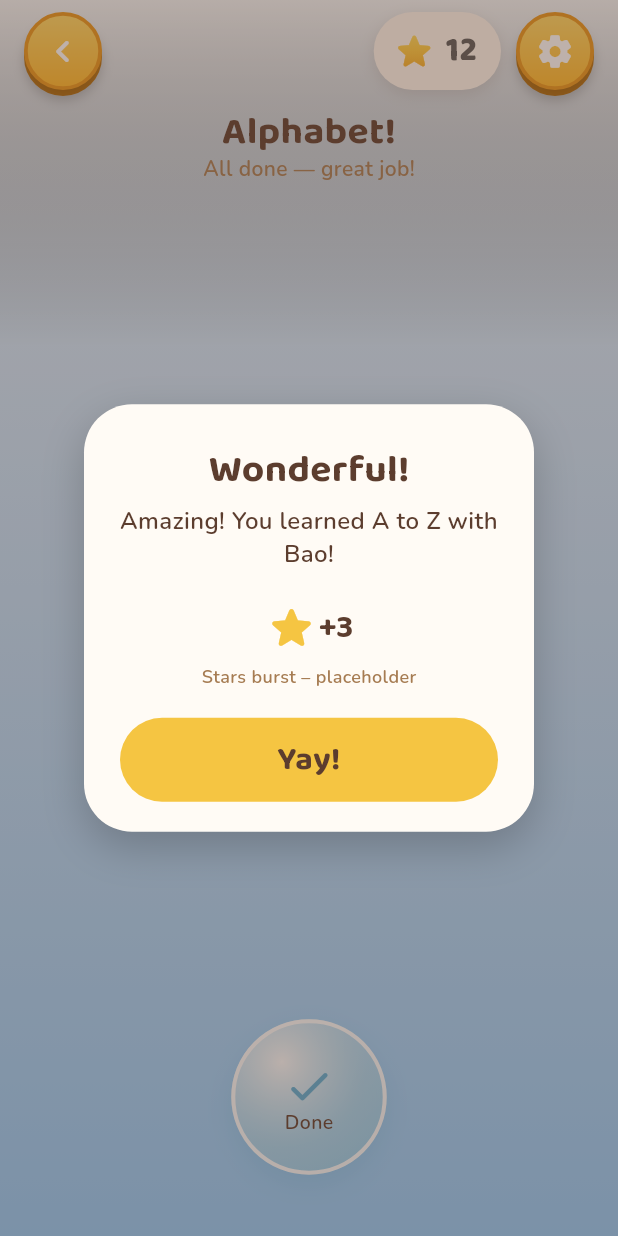
After one commit to TheSinghPranjal/bao_and_friends, a Flutter app: the AlphabetScreen screen opened by its route, after a tap on "Done", on a phone screen of 412 x 824 dp. The commit adds this screen. Run offline on Flutter 3.47's test engine with Material 3 defaults, Android fonts, the phone set to English and light mode, and no system bars; our stand-ins replace firebase_core, firebase_remote_config, go_router, google_fonts, package_info_plus, shared_preferences and 1 more; accounts and stored records are empty.

Commit message:
fix : alphabet fixes

```diff
--- a/lib/models/rewards.dart
+++ b/lib/models/rewards.dart
@@ -419,6 +419,17 @@ abstract final class WearShoesRules {
   }
 }
 
+/// Alphabet lesson complete.
+abstract final class LearnAlphabetRules {
+  static RewardResult rewardForComplete() {
+    return const RewardResult(
+      stars: 3,
+      magicBeans: 1,
+      message: 'Amazing! You learned A to Z with Bao!',
+    );
+  }
+}
+
 /// Brush Teeth reward math (same loop as Make Bed; reached from Chores).
 abstract final class BrushTeethRules {
   static const int maxSteps = 4;
--- /dev/null
+++ b/lib/screens/learn/alphabet_screen.dart
@@ -0,0 +1,356 @@
+import 'dart:async';
+import 'dart:math' as math;
+
+import 'package:flutter/material.dart';
+import 'package:go_router/go_router.dart';
+import 'package:video_player/video_player.dart';
+
+import '../../models/learn_topics.dart';
+import '../../models/rewards.dart';
+import '../../theme/tt_colors.dart';
+import '../../theme/tt_typography.dart';
+import '../../widgets/back_button_circle.dart';
+import '../../widgets/bounce_button.dart';
+import '../../widgets/status_bar.dart';
+import '../drink/drink_water_screen.dart' show RewardPopup;
+
+/// Alphabet lesson — plays A–Z segment videos in order.
+/// Tap Next (or wait for auto-advance) through each segment, then reward.
+class AlphabetScreen extends StatefulWidget {
+  const AlphabetScreen({super.key});
+
+  @override
+  State<AlphabetScreen> createState() => _AlphabetScreenState();
+}
+
+class _AlphabetScreenState extends State<AlphabetScreen>
+    with SingleTickerProviderStateMixin {
+  late final AnimationController _float;
+  int _index = 0;
+  bool _celebrating = false;
+  bool _advancing = false;
+
+  VideoPlayerController? _video;
+  bool _ready = false;
+  VoidCallback? _listener;
+
+  @override
+  void initState() {
+    super.initState();
+    _float = AnimationController(
+      vsync: this,
+      duration: const Duration(seconds: 3),
+    )..repeat(reverse: true);
+    unawaited(_loadSegment(0));
+  }
+
+  Future<void> _loadSegment(int index) async {
+    final prev = _video;
+    final prevListener = _listener;
+    if (prevListener != null) {
+      prev?.removeListener(prevListener);
+    }
+    _listener = null;
+
+    setState(() {
+      _ready = false;
+      _index = index;
+      _advancing = false;
+    });
+
+    final next = VideoPlayerController.asset(AlphabetVideos.segments[index]);
+    try {
+      await next.initialize();
+      if (!mounted) {
+        await next.dispose();
+        return;
+      }
+      await next.setLooping(false);
+      await next.setVolume(0);
+      await next.play();
+
+      _listener = () {
+        final v = _video;
+        if (v == null || _celebrating || _advancing || !v.value.isInitialized) {
+          return;
+        }
+        final duration = v.value.duration;
+        if (duration <= Duration.zero) return;
+        final nearEnd =
+            v.value.position >= duration - const Duration(milliseconds: 120);
+        if (nearEnd && !v.value.isPlaying) {
+          unawaited(_advance());
+        }
+      };
+      next.addListener(_listener!);
+
+      setState(() {
+        _video = next;
+        _ready = true;
+      });
+      await prev?.dispose();
+    } catch (_) {
+      await next.dispose();
+      await prev?.dispose();
+    }
+  }
+
+  Future<void> _advance() async {
+    if (_celebrating || _advancing) return;
+    _advancing = true;
+
+    if (_index >= AlphabetVideos.segments.length - 1) {
+      await _finish();
+      return;
+    }
+    await _loadSegment(_index + 1);
+  }
+
+  Future<void> _finish() async {
+    if (_celebrating) return;
+    setState(() => _celebrating = true);
+
+    final reward = LearnAlphabetRules.rewardForComplete();
+    await Future<void>.delayed(const Duration(milliseconds: 500));
+    if (!mounted) return;
+    await _showReward(reward);
+    if (!mounted) return;
+    context.pop(true);
+  }
+
+  Future<void> _showReward(RewardResult reward) {
+    return showGeneralDialog(
+      context: context,
+      barrierDismissible: false,
+      barrierLabel: 'Reward',
+      barrierColor: TTColors.darkBrown.withValues(alpha: 0.4),
+      transitionDuration: const Duration(milliseconds: 320),
+      pageBuilder: (context, anim, _) {
+        return Center(
+          child: Material(
+            color: Colors.transparent,
+            child: RewardPopup(
+              reward: reward,
+              onContinue: () => Navigator.of(context).pop(),
+            ),
+          ),
+        );
+      },
+      transitionBuilder: (context, anim, _, child) {
+        return ScaleTransition(
+          scale: CurvedAnimation(parent: anim, curve: Curves.easeOutBack),
+          child: FadeTransition(opacity: anim, child: child),
+        );
+      },
+    );
+  }
+
+  @override
+  void dispose() {
+    final listener = _listener;
+    if (listener != null) {
+      _video?.removeListener(listener);
+    }
+    _float.dispose();
+    _video?.dispose();
+    super.dispose();
+  }
+
+  @override
+  Widget build(BuildContext context) {
+    final label = AlphabetVideos.labels[_index];
+    final remaining = AlphabetVideos.segments.length - _index;
+    final isLast = _index >= AlphabetVideos.segments.length - 1;
+
+    return Scaffold(
+      backgroundColor: const Color(0xFFE3F2FD),
+      body: Stack(
+        fit: StackFit.expand,
+        children: [
+          const DecoratedBox(
+            decoration: BoxDecoration(
+              gradient: LinearGradient(
+                begin: Alignment.topCenter,
+                end: Alignment.bottomCenter,
+                colors: [
+                  Color(0xFFE3F2FD),
+                  Color(0xFFBBDEFB),
+                  Color(0xFF90CAF9),
+                ],
+              ),
+            ),
+          ),
+          _AlphabetVideoLayer(controller: _video, ready: _ready),
+          IgnorePointer(
+            child: DecoratedBox(
+              decoration: BoxDecoration(
+                gradient: LinearGradient(
+                  begin: Alignment.topCenter,
+                  end: Alignment.bottomCenter,
+                  colors: [
+                    TTColors.creamWhite.withValues(alpha: 0.55),
+                    Colors.transparent,
+                  ],
+                  stops: const [0.0, 0.28],
+                ),
+              ),
+            ),
+          ),
+          Column(
+            children: [
+              TinyStatusBar(
+                showCounters: true,
+                stars: 12 + _index,
+                onSettings: () => context.push('/parent-gate'),
+                leading: TtBackButton(onPressed: () => context.pop(false)),
+              ),
+              const SizedBox(height: 8),
+              Text(
+                'Alphabet!',
+                style: TTTypography.headline(color: TTColors.darkBrown),
+              ),
+              Text(
+                _celebrating
+                    ? 'All done — great job!'
+                    : 'Letters $label · ${isLast ? 'Last one!' : '$remaining left'}',
+                style: TTTypography.subtitle(),
+              ),
+              Expanded(
+                child: AnimatedBuilder(
+                  animation: _float,
+                  builder: (context, _) {
+                    final bob = math.sin(_float.value * math.pi * 2) * 10;
+                    return Align(
+                      alignment: Alignment.bottomCenter,
+                      child: Padding(
+                        padding: EdgeInsets.only(bottom: 48 + bob),
+                        child: BounceButton(
+                          onPressed: _celebrating || _advancing
+                              ? null
+                              : () => unawaited(_advance()),
+                          enabled: !_celebrating && !_advancing,
+                          semanticLabel: isLast ? 'Finish' : 'Next letters',
+                          child: _AlphabetNextBubble(
+                            label: isLast ? 'Done' : 'Next',
+                            playing: _advancing,
+                          ),
+                        ),
+                      ),
+                    );
+                  },
+                ),
+              ),
+            ],
+          ),
+        ],
+      ),
+    );
+  }
+}
+
+class _AlphabetVideoLayer extends StatelessWidget {
+  const _AlphabetVideoLayer({
+    required this.controller,
+    required this.ready,
+  });
+
+  final VideoPlayerController? controller;
+  final bool ready;
+
+  @override
+  Widget build(BuildContext context) {
+    if (!ready || controller == null || !controller!.value.isInitialized) {
+      return const SizedBox.expand();
+    }
+
+    final size = controller!.value.size;
+    return SizedBox.expand(
+      child: FittedBox(
+        fit: BoxFit.cover,
+        clipBehavior: Clip.hardEdge,
+        child: SizedBox(
+          width: size.width > 0 ? size.width : 393,
+          height: size.height > 0 ? size.height : 852,
+          child: VideoPlayer(
+            key: ValueKey(controller),
+            controller!,
+          ),
+        ),
+      ),
+    );
+  }
+}
+
+class _AlphabetNextBubble extends StatelessWidget {
+  const _AlphabetNextBubble({
+    required this.label,
+    this.playing = false,
+  });
+
+  final String label;
+  final bool playing;
+
+  static const double _size = 96;
+
+  @override
+  Widget build(BuildContext context) {
+    return AnimatedScale(
+      scale: playing ? 1.08 : 1.0,
+      duration: const Duration(milliseconds: 280),
+      curve: Curves.easeOutBack,
+      child: SizedBox(
+        width: _size,
+        height: _size,
+        child: Stack(
+          alignment: Alignment.center,
+          children: [
+            Container(
+              width: _size,
+              height: _size,
+              decoration: BoxDecoration(
+                shape: BoxShape.circle,
+                gradient: RadialGradient(
+                  center: const Alignment(-0.35, -0.45),
+                  radius: 1.0,
+                  colors: [
+                    Colors.white.withValues(alpha: 0.95),
+                    TTColors.skySoft.withValues(alpha: 0.55),
+                    TTColors.skyBlue.withValues(alpha: 0.75),
+                  ],
+                  stops: const [0.0, 0.55, 1.0],
+                ),
+                border: Border.all(
+                  color: Colors.white.withValues(alpha: 0.90),
+                  width: 2.5,
+                ),
+                boxShadow: [
+                  BoxShadow(
+                    color: TTColors.skyDeep.withValues(alpha: 0.28),
+                    blurRadius: 14,
+                    offset: const Offset(0, 6),
+                  ),
+                ],
+              ),
+            ),
+            Column(
+              mainAxisSize: MainAxisSize.min,
+              children: [
+                Icon(
+                  label == 'Done'
+                      ? Icons.check_rounded
+                      : Icons.arrow_forward_rounded,
+                  size: 32,
+                  color: TTColors.skyDeep,
+                ),
+                Text(
+                  label,
+                  style: TTTypography.caption(color: TTColors.darkBrown),
+                ),
+              ],
+            ),
+          ],
+        ),
+      ),
+    );
+  }
+}
```
Also changed, not shown: lib/navigation/app_router.dart (+7 -2 lines), lib/screens/learn/learn_screen.dart (added, +189 -0 lines), pubspec.yaml (+7 -0 lines).
